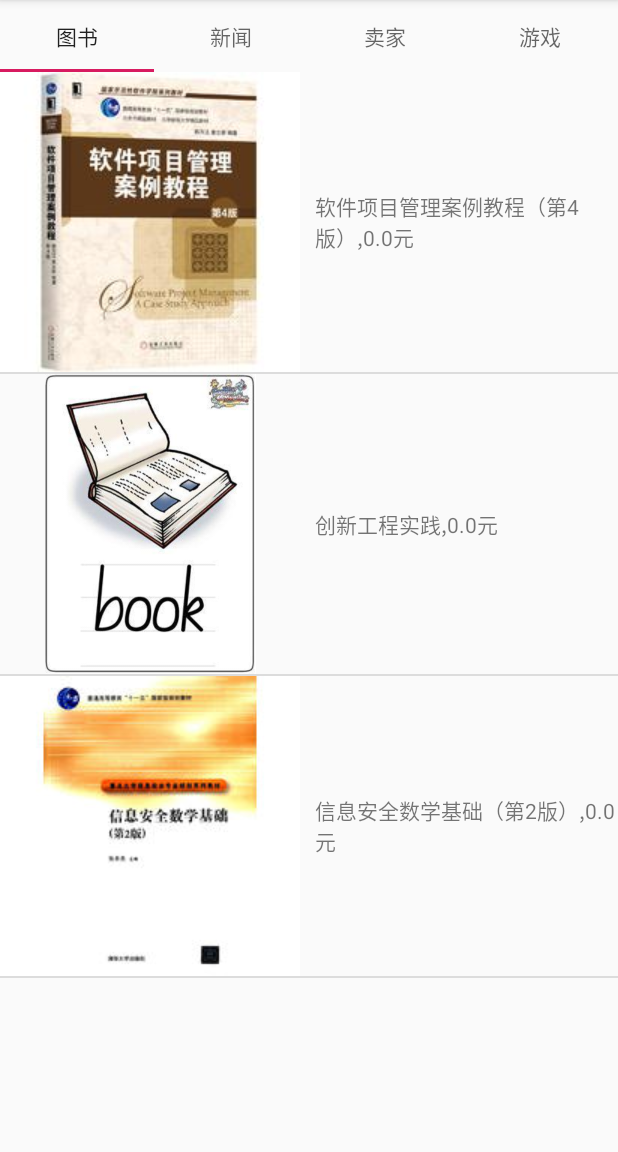
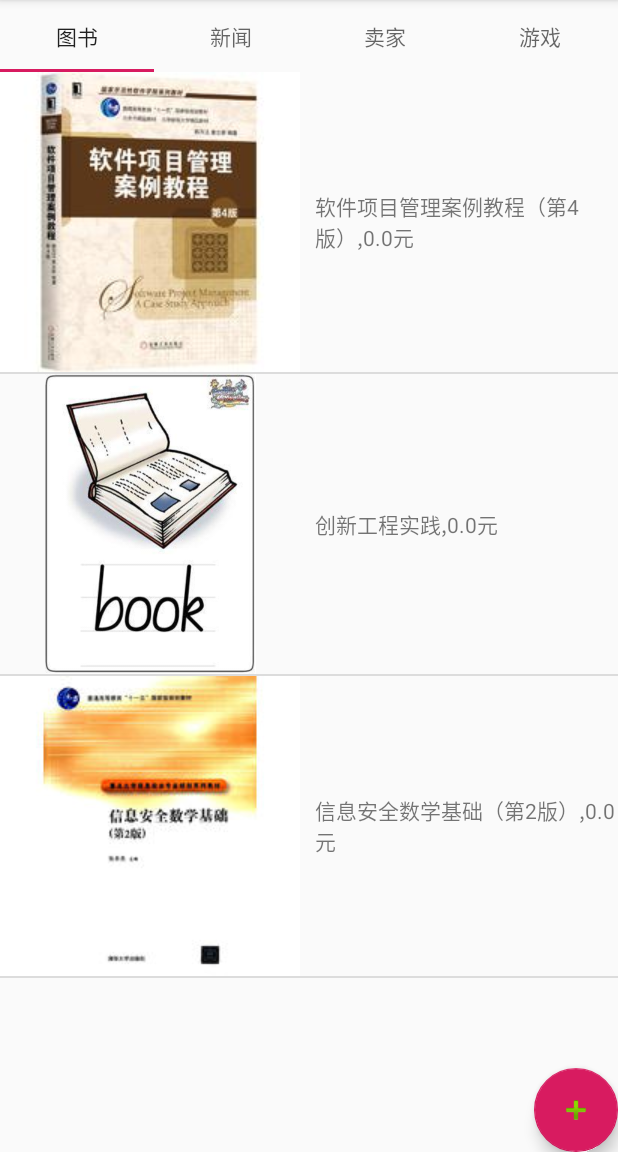
Before and after one commit to a70838697/MobileSoftwarDevelopment, an Android app: the BookListFragment screen opened directly, with no data from a screen before it, on a phone screen of 412 x 824 dp, the part 84-1236 px from its top. Run offline under Robolectric (Android 15) with nearby library versions, the phone set to English and light mode, and no system bars; libraries missing offline, so code that uses them is left out: com.baidu.mapapi, com.yzq.zxinglibrary; pictures from the network do not load.

Commit message:
集成zxing扫条码

```diff
--- a/app/build.gradle
+++ b/app/build.gradle
@@ -5,8 +5,8 @@ android {
     buildToolsVersion "29.0.2"
     defaultConfig {
         applicationId "com.example.casper"
-        minSdkVersion 15
-        targetSdkVersion 29
+        minSdkVersion 16
+        targetSdkVersion 26
         versionCode 1
         versionName "1.0"
         testInstrumentationRunner "androidx.test.runner.AndroidJUnitRunner"
@@ -36,6 +36,7 @@ dependencies {
     implementation 'androidx.annotation:annotation:1.0.2'
     implementation 'androidx.lifecycle:lifecycle-extensions:2.0.0'
     implementation 'androidx.legacy:legacy-support-v4:1.0.0'
+    implementation 'com.github.yuzhiqiang1993:zxing:2.2.8'
     testImplementation 'junit:junit:4.12'
     androidTestImplementation 'androidx.test.ext:junit:1.1.1'
     androidTestImplementation 'androidx.test:runner:1.2.0'
--- a/app/src/main/res/layout/fragment_book_list.xml
+++ b/app/src/main/res/layout/fragment_book_list.xml
@@ -10,5 +10,13 @@
         android:layout_width="match_parent"
         android:layout_height="match_parent"
         tools:layout_editor_absoluteX="47dp"
-        tools:layout_editor_absoluteY="61dp" />
+        tools:layout_editor_absoluteY="61dp"></ListView>
+
+    <com.google.android.material.floatingactionbutton.FloatingActionButton
+        android:id="@+id/floating_action_button"
+        android:layout_width="wrap_content"
+        android:layout_height="wrap_content"
+        android:layout_gravity="bottom|right"
+        android:clickable="true"
+        android:src="@android:drawable/ic_input_add" />
 </FrameLayout>
--- a/build.gradle
+++ b/build.gradle
@@ -4,10 +4,9 @@ buildscript {
     repositories {
         google()
         jcenter()
-
     }
     dependencies {
-        classpath 'com.android.tools.build:gradle:3.5.1'
+        classpath 'com.android.tools.build:gradle:3.5.2'
 
         // NOTE: Do not place your application dependencies here; they belong
         // in the individual module build.gradle files
@@ -18,7 +17,7 @@ allprojects {
     repositories {
         google()
         jcenter()
-
+        maven { url 'https://jitpack.io' }
     }
 }
 
```
Also changed, not shown: app/src/main/AndroidManifest.xml (+11 -0 lines), app/src/main/java/com/example/casper/BookListFragment.java (+63 -0 lines), app/src/main/java/com/example/casper/ListViewMainActivity.java (+7 -0 lines).
